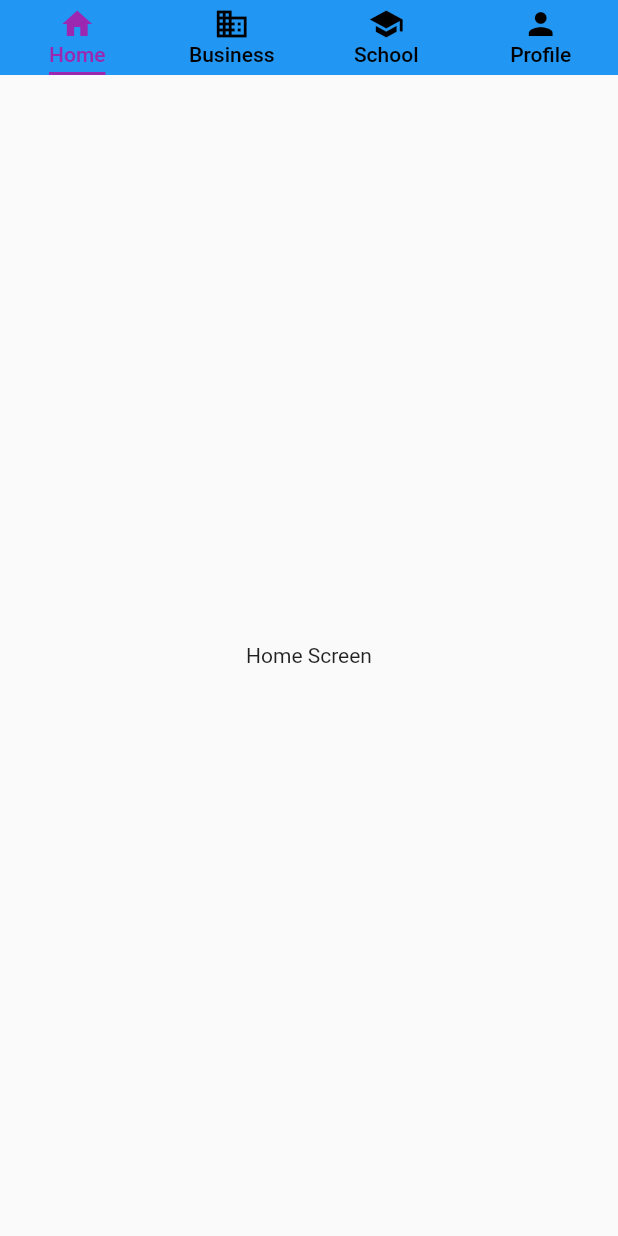
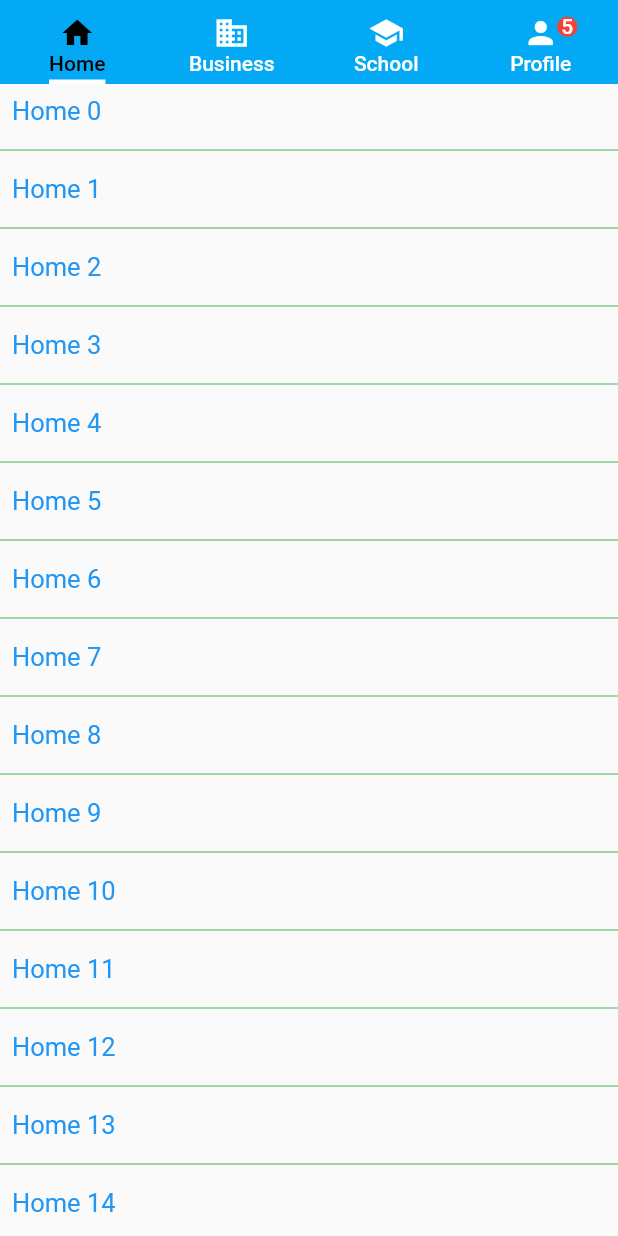
Before and after one commit to vohoangtuit/flutter_tab_bar_view, a Flutter app: the screen it shows after launch, after a tap on "Top Screen", on a phone screen of 412 x 824 dp. Run offline on Flutter 3.47's test engine with Material 2 defaults, Android fonts, the phone set to English and light mode, and no system bars.

Commit message:
add sample Listview

```diff
--- a/tab_bar_view/lib/modules/tabs/business_tap.dart
+++ b/tab_bar_view/lib/modules/tabs/business_tap.dart
@@ -5,11 +5,15 @@ class Business extends StatelessWidget {
   Widget build(BuildContext context) {
     return Scaffold(
       body: Center(
-        child: Column(
-          mainAxisAlignment: MainAxisAlignment.center,
-          children:  [
-            Text("Business Screen"),
-          ],
+        child: ListView.separated(
+          separatorBuilder: (context, index) => Divider(
+            color: Colors.green,
+          ),
+          itemCount: 30,
+          itemBuilder: (context, index) => Padding(
+              padding: EdgeInsets.all(8.0),
+              child: Text("Business $index", style: TextStyle(color: Colors.redAccent, fontSize: 17),)
+          ),
         ),
       ),
     );
--- a/tab_bar_view/lib/modules/tabs/home_tap.dart
+++ b/tab_bar_view/lib/modules/tabs/home_tap.dart
@@ -5,11 +5,15 @@ class HomeTap extends StatelessWidget {
   Widget build(BuildContext context) {
     return Scaffold(
       body: Center(
-        child: Column(
-          mainAxisAlignment: MainAxisAlignment.center,
-         children:  [
-           Text("Home Screen"),
-         ],
+        child: ListView.separated(
+          separatorBuilder: (context, index) => Divider(
+            color: Colors.green,
+          ),
+          itemCount: 30,
+          itemBuilder: (context, index) => Padding(
+              padding: EdgeInsets.all(8.0),
+              child: Text("Home $index", style: TextStyle(color: Colors.blue, fontSize: 17),)
+          ),
         ),
       ),
     );
--- a/tab_bar_view/lib/modules/tabs/school_tap.dart
+++ b/tab_bar_view/lib/modules/tabs/school_tap.dart
@@ -5,11 +5,15 @@ class School extends StatelessWidget {
   Widget build(BuildContext context) {
     return Scaffold(
       body: Center(
-        child: Column(
-          mainAxisAlignment: MainAxisAlignment.center,
-          children:  [
-            Text("School Screen"),
-          ],
+        child: ListView.separated(
+          separatorBuilder: (context, index) => Divider(
+            color: Colors.green,
+          ),
+          itemCount: 30,
+          itemBuilder: (context, index) => Padding(
+              padding: EdgeInsets.all(8.0),
+              child: Text("School $index", style: TextStyle(color: Colors.blueGrey, fontSize: 17),)
+          ),
         ),
       ),
     );
--- a/tab_bar_view/lib/modules/top_page.dart
+++ b/tab_bar_view/lib/modules/top_page.dart
@@ -4,43 +4,91 @@ import 'package:tab_bar_view/modules/tabs/home_tap.dart';
 import 'package:tab_bar_view/modules/tabs/profile_tab.dart';
 import 'package:tab_bar_view/modules/tabs/school_tap.dart';
 
-class TopScreen extends StatelessWidget {
+class TopScreen extends StatefulWidget {
+  @override
+  _TopScreenState createState() => _TopScreenState();
+}
+
+class _TopScreenState extends State<TopScreen> {
+  final List<Tab> _tabbar = <Tab>[
+    Tab(child: Column( children: [SizedBox(height:3,), Icon(Icons.home), Text("Home"), ], )),
+    Tab(child: Column( children: [ SizedBox(height:3,),Icon(Icons.business), Text("Business"), ], )),
+    Tab(child: Column( children: [SizedBox(height:3,), Icon(Icons.school), Text("School"), ], )),
+   // Tab(child: Column( children: [ SizedBox(height:3,),Icon(Icons.person), Text("Profile"), ], )),
+    Tab(
+        child: Stack(
+          children: [
+            Column(
+
+              children: [
+                SizedBox(height: 3,),
+                Row(
+                    mainAxisAlignment: MainAxisAlignment.center,
+                    children: <Widget>[
+                      Icon(Icons.person),
+                      // Text("0", maxLines: 2,)
+                    ]
+                ),
+                // Icon(Icons.person),
+                Text("Profile"),
+              ],
+            ),
+            Row(
+                mainAxisAlignment: MainAxisAlignment.end,
+                children: [
+                  Container(
+                    padding: const EdgeInsets.all(2.8),
+                    margin: const EdgeInsets.only(right: 11),
+                    decoration: new BoxDecoration(
+                      shape: BoxShape.circle,// You can use like this way or like the below line
+                      //borderRadius: new BorderRadius.circular(30.0),
+                      color: Colors.red,
+                    ),
+                    child: Text('5', maxLines: 2, style: TextStyle(color: Colors.white, )),
+                  )
+
+                ]
+            ),
+
+          ],
+        )
+    ),
+  ];
   @override
   Widget build(BuildContext context) {
     return MaterialApp(
-      home: DefaultTabController(
-        length: 4,
-        child: Scaffold(
-          appBar: PreferredSize(
-            preferredSize: Size.fromHeight(kToolbarHeight),//100
-            child:  Container(
-              color: Colors.blue,
-              height: 50,
-              child:  new TabBar(
-                  labelColor: Colors.purple,
-                  indicatorColor: Colors.purple,
-                  indicatorSize: TabBarIndicatorSize.label,
-                  unselectedLabelColor: Colors.black,
-                  tabs: [
-                    // todo: custom view tabs
-                    Tab(child: Column( children: [SizedBox(height:3,), Icon(Icons.home), Text("Home"), ], )),
-                    Tab(child: Column( children: [ SizedBox(height:3,),Icon(Icons.business), Text("Business"), ], )),
-                    Tab(child: Column( children: [SizedBox(height:3,), Icon(Icons.school), Text("School"), ], )),
-                    Tab(child: Column( children: [ SizedBox(height:3,),Icon(Icons.person), Text("Profile"), ], )),
 
-                    // todo: default
-//                Tab(icon: Icon(Icons.home),text: 'Home',),
-//                Tab(icon: Icon(Icons.business),text: 'Business', ),
-//                Tab( icon: Icon(Icons.school),text: 'School',),
-//                Tab(icon: Icon(Icons.person),text: 'Profile',),
-              ]
+      debugShowCheckedModeBanner: false,
+      title: 'TabBar Demo',
+      home: new Scaffold(
+        body: DefaultTabController(
+            length: _tabbar.length,
+            child: Scaffold(
+              appBar:  PreferredSize(
+                preferredSize: Size.fromHeight(kToolbarHeight),
+                child: Container(
+                  color: Colors.lightBlue,
+                  child: new SafeArea(
+                    child: Column(
+                      children: <Widget>[
+                        new Expanded(child: new Container()),
+                        new TabBar(
+                          tabs: _tabbar,
+                          indicatorColor: Colors.white,
+                          indicatorWeight: 3,
+                          indicatorSize: TabBarIndicatorSize.label,
+                          labelColor: Colors.black,
+                          unselectedLabelColor: Colors.white,
+                        ),
+                      ],
+                    ),
+                  ),
+                ),
               ),
-            ),
-
-          ),
-          body: TabBarView(
-            children: <Widget>[HomeTap(), Business(), School(),Profile()],
-          ),
+              body: new TabBarView(
+                children: <Widget>[HomeTap(), Business(), School(),Profile()],
+              ),
+            )
         ),
       ),
     );
```
Also changed, not shown: tab_bar_view/pubspec.lock, 2 other files.
